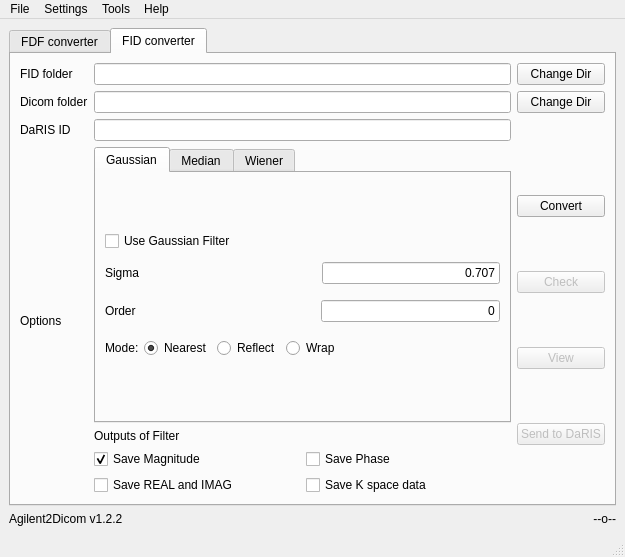
Before: the Qt Designer form Agilent2DicomQt.ui in maeager/Agilent2Dicom, drawn with Qt 5.
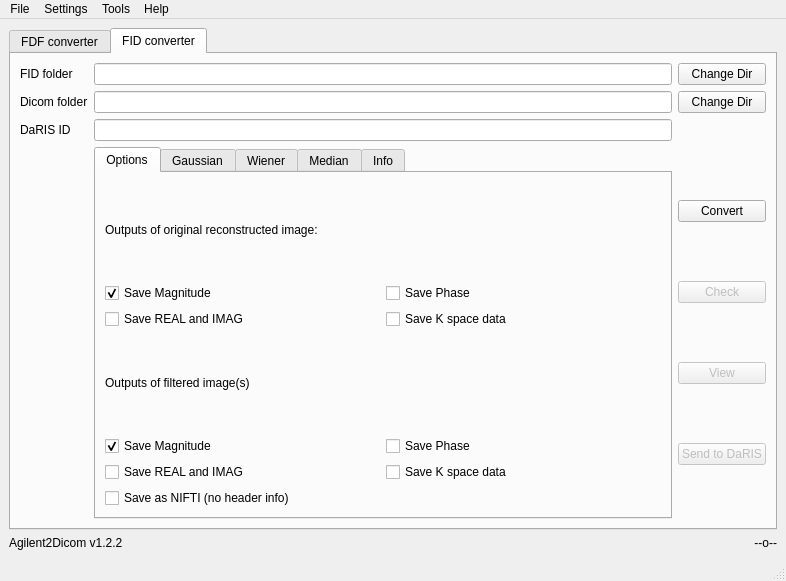
After: the same form once the commit is applied. The open tabs and pages were chosen to show the change.

Commit message: Agilent2DicomQt upgraded. Info and Output FID tabs added. Diffusion and multiecho removed.

Diff of the .ui file:
```diff
--- a/Agilent2DicomQt.ui
+++ b/Agilent2DicomQt.ui
@@ -6,8 +6,8 @@
    <rect>
     <x>0</x>
     <y>0</y>
-    <width>625</width>
-    <height>557</height>
+    <width>786</width>
+    <height>581</height>
    </rect>
   </property>
   <property name="windowTitle">
@@ -366,13 +366,6 @@
             </property>
            </widget>
           </item>
-          <item row="3" column="1">
-           <widget class="QLabel" name="label_23">
-            <property name="text">
-             <string>Options</string>
-            </property>
-           </widget>
-          </item>
           <item row="0" column="3">
            <widget class="QPushButton" name="pushButton_changefid">
             <property name="toolTip">
@@ -515,6 +508,134 @@
               <property name="currentIndex">
                <number>0</number>
               </property>
+              <widget class="QWidget" name="tab_7">
+               <attribute name="title">
+                <string>Options</string>
+               </attribute>
+               <layout class="QVBoxLayout" name="verticalLayout_22">
+                <item>
+                 <layout class="QGridLayout" name="gridLayout_2">
+                  <item row="6" column="0">
+                   <layout class="QHBoxLayout" name="horizontalLayout_36">
+                    <item>
+                     <widget class="QCheckBox" name="checkBox_reimag">
+                      <property name="text">
+                       <string>Save REAL and IMAG</string>
+                      </property>
+                     </widget>
+                    </item>
+                    <item>
+                     <widget class="QCheckBox" name="checkBox_ksp">
+                      <property name="text">
+                       <string>Save K space data</string>
+                      </property>
+                     </widget>
+                    </item>
+                   </layout>
+                  </item>
+                  <item row="3" column="0">
+                   <layout class="QHBoxLayout" name="horizontalLayout_37">
+                    <item>
+                     <widget class="QCheckBox" name="checkBox_reimag_raw">
+                      <property name="text">
+                       <string>Save REAL and IMAG</string>
+                      </property>
+                     </widget>
+                    </item>
+                    <item>
+                     <widget class="QCheckBox" name="checkBox_ksp_raw">
+                      <property name="text">
+                       <string>Save K space data</string>
+                      </property>
+                     </widget>
+                    </item>
+                   </layout>
+                  </item>
+                  <item row="4" column="0">
+                   <widget class="QLabel" name="label_36">
+                    <property name="toolTip">
+                     <string>Outputs saved as &quot;&lt;dicom folder&gt;-&lt;filter type&gt;-&lt;magn or pha or real or imag&gt;.dcm&quot;.  K-space data is saved to MATLAB mat file &quot;&lt;dicom folder&gt;-&lt;ksp&gt;.mat&quot;</string>
+                    </property>
+                    <property name="text">
+                     <string>Outputs of filtered image(s)</string>
+                    </property>
+                   </widget>
+                  </item>
+                  <item row="1" column="0">
+                   <widget class="QLabel" name="label_38">
+                    <property name="toolTip">
+                     <string>Outputs saved as &quot;&lt;dicom folder&gt;-&lt;filter type&gt;-&lt;magn or pha or real or imag&gt;.dcm&quot;.  K-space data is saved to MATLAB mat file &quot;&lt;dicom folder&gt;-&lt;ksp&gt;.mat&quot;</string>
+                    </property>
+                    <property name="text">
+                     <string>Outputs of original reconstructed image:</string>
+                    </property>
+                   </widget>
+                  </item>
+                  <item row="5" column="0">
+                   <layout class="QHBoxLayout" name="horizontalLayout_35">
+                    <item>
+                     <widget class="QCheckBox" name="checkBox_magn">
+                      <property name="enabled">
+                       <bool>true</bool>
+                      </property>
+                      <property name="text">
+                       <string>Save Magnitude</string>
+                      </property>
+                      <property name="checkable">
+                       <bool>true</bool>
+                      </property>
+                      <property name="checked">
+                       <bool>true</bool>
+                      </property>
+                     </widget>
+                    </item>
+                    <item>
+                     <widget class="QCheckBox" name="checkBox_pha">
+                      <property name="text">
+                       <string>Save Phase</string>
+                      </property>
+                     </widget>
+                    </item>
+                   </layout>
+                  </item>
+                  <item row="2" column="0">
+                   <layout class="QHBoxLayout" name="horizontalLayout_38">
+                    <item>
+                     <widget class="QCheckBox" name="checkBox_magn_raw">
+                      <property name="enabled">
+                       <bool>true</bool>
+                      </property>
+                      <property name="text">
+                       <string>Save Magnitude</string>
+                      </property>
+                      <property name="checkable">
+                       <bool>true</bool>
+                      </property>
+                      <property name="checked">
+                       <bool>true</bool>
+                      </property>
+                     </widget>
+                    </item>
+                    <item>
+                     <widget class="QCheckBox" name="checkBox_pha_raw">
+                      <property name="text">
+                       <string>Save Phase</string>
+                      </property>
+                     </widget>
+                    </item>
+                   </layout>
+                  </item>
+                  <item row="7" column="0">
+                   <widget class="QCheckBox" name="checkBox_2">
+                    <property name="text">
+                     <string>Save as NIFTI (no header info)</string>
+                    </property>
+                   </widget>
+                  </item>
+                 </layout>
+                </item>
+               </layout>
+              </widget>
               <widget class="QWidget" name="tab_3">
                <attribute name="title">
                 <string>Gaussian</string>
@@ -535,7 +656,7 @@
                     </property>
                    </layout>
                   </item>
-                  <item row="2" column="0">
+                  <item row="3" column="0">
                    <layout class="QHBoxLayout" name="horizontalLayout_32" stretch="0,0,0">
                     <property name="spacing">
                      <number>5</number>
@@ -593,8 +714,8 @@
                     </item>
                    </layout>
                   </item>
-                  <item row="1" column="0">
-                   <layout class="QHBoxLayout" name="horizontalLayout_33" stretch="0,0,0">
+                  <item row="2" column="0">
+                   <layout class="QHBoxLayout" name="horizontalLayout_33" stretch="0,0,0,0">
                     <property name="spacing">
                      <number>5</number>
                     </property>
@@ -643,7 +764,7 @@
                        <enum>Qt::RightToLeft</enum>
                       </property>
                       <property name="text">
-                       <string>0.707</string>
+                       <string>0.707,0.707,0.707</string>
                       </property>
                       <property name="alignment">
                        <set>Qt::AlignRight|Qt::AlignTrailing|Qt::AlignVCenter</set>
@@ -652,19 +773,7 @@
                     </item>
                    </layout>
                   </item>
-                  <item row="0" column="0">
-                   <widget class="QCheckBox" name="checkBox_gaussian">
-                    <property name="toolTip">
-                     <string> scipy.ndimage.filters.gaussian_filter(input, sigma, order=0, output=None, mode='reflect', cval=0.0, truncate=4.0)[source]
-
-    Multidimensional Gaussian filter.</string>
-                    </property>
-                    <property name="text">
-                     <string>Use Gaussian Filter</string>
-                    </property>
-                   </widget>
-                  </item>
-                  <item row="3" column="0">
+                  <item row="4" column="0">
                    <layout class="QHBoxLayout" name="horizontalLayout_34" stretch="0,0,0,0,0">
                     <property name="spacing">
                      <number>5</number>
@@ -726,35 +835,10 @@
                     </item>
                    </layout>
                   </item>
-                 </layout>
-                </item>
-               </layout>
-              </widget>
-              <widget class="QWidget" name="tab_4">
-               <attribute name="title">
-                <string>Median</string>
-               </attribute>
-               <layout class="QVBoxLayout" name="verticalLayout_14">
-                <item>
-                 <layout class="QVBoxLayout" name="verticalLayout_9">
-                  <item>
-                   <widget class="QCheckBox" name="checkBox_median">
-                    <property name="toolTip">
-                     <string>scipy.ndimage.filters.median_filter¶
-
-scipy.ndimage.filters.median_filter(input, size=None, footprint=None, output=None, mode='reflect', cval=0.0, origin=0)[source]
-
-    Calculates a multidimensional median filter.</string>
-                    </property>
-                    <property name="text">
-                     <string>Use Median Filter</string>
-                    </property>
-                   </widget>
-                  </item>
-                  <item>
-                   <layout class="QHBoxLayout" name="horizontalLayout_41">
+                  <item row="0" column="0">
+                   <layout class="QHBoxLayout" name="horizontalLayout">
                     <item>
-                     <widget class="QLabel" name="label_33">
+                     <widget class="QCheckBox" name="checkBox_gaussian">
                       <property name="toolTip">
                        <string>     
 
@@ -772,10 +856,7 @@
 </string>
                       </property>
                       <property name="text">
-                       <string>Window Size(s)</string>
-                      </property>
-                      <property name="buddy">
-                       <cstring>lineEdit_median_size</cstring>
+                       <string>Use 3D Gaussian filter</string>
                       </property>
                      </widget>
                     </item>
@@ -973,63 +1054,138 @@
                 </item>
                </layout>
               </widget>
+              <widget class="QWidget" name="tab_4">
+               <attribute name="title">
+                <string>Median</string>
+               </attribute>
+               <layout class="QVBoxLayout" name="verticalLayout_14">
+                <item>
+                 <layout class="QVBoxLayout" name="verticalLayout_9">
+                  <item>
+                   <widget class="QCheckBox" name="checkBox_median">
+                    <property name="toolTip">
+                     <string>scipy.ndimage.filters.median_filter¶
+
+scipy.ndimage.filters.median_filter(input, size=None, footprint=None, output=None, mode='reflect', cval=0.0, origin=0)[source]
+
+    Calculates a multidimensional median filter.</string>
+                    </property>
+                    <property name="text">
+                     <string>Use Median Filter</string>
+                    </property>
+                   </widget>
+                  </item>
+                  <item>
+                   <layout class="QHBoxLayout" name="horizontalLayout_41">
+                    <item>
+                     <widget class="QLabel" name="label_33">
+                      <property name="toolTip">
+                       <string>     
+
+size : scalar or tuple, optional
+
+    See footprint, below
+
+footprint : array, optional
+
+    Either size or footprint must be defined. size gives the shape that is taken from the input array, at every element position,
+ to define the input to the filter function. footprint is a boolean array that specifies (implicitly) a shape,
+ but also which of the elements within this shape will get passed to the filter function. Thus size=(n,m) is equivalent to footprint=np.ones((n,m)).
+ We adjust size to the number of dimensions of the input array, so that, if the input array is shape (10,10,10),
+ and size is 2, then the actual size used is (2,2,2).
+</string>
+                      </property>
+                      <property name="text">
+                       <string>Window Size(s)</string>
+                      </property>
+                      <property name="buddy">
+                       <cstring>lineEdit_median_size</cstring>
+                      </property>
+                     </widget>
+                    </item>
+                    <item>
+                     <spacer name="horizontalSpacer_10">
+                      <property name="orientation">
+                       <enum>Qt::Horizontal</enum>
+                      </property>
+                      <property name="sizeHint" stdset="0">
+                       <size>
+                        <width>40</width>
+                        <height>20</height>
+                       </size>
+                      </property>
+                     </spacer>
+                    </item>
+                    <item>
+                     <widget class="QLineEdit" name="lineEdit_median_size">
+                      <property name="toolTip">
+                       <string>     
+
+size : scalar or tuple, optional
+
+    See footprint, below
+
+footprint : array, optional
+
+    Either size or footprint must be defined. size gives the shape that is taken from the input array, at every element position,
+ to define the input to the filter function. footprint is a boolean array that specifies (implicitly) a shape,
+ but also which of the elements within this shape will get passed to the filter function. Thus size=(n,m) is equivalent to footprint=np.ones((n,m)).
+ We adjust size to the number of dimensions of the input array, so that, if the input array is shape (10,10,10),
+ and size is 2, then the actual size used is (2,2,2).
+</string>
+                      </property>
+                      <property name="layoutDirection">
+                       <enum>Qt::RightToLeft</enum>
+                      </property>
+                      <property name="text">
+                       <string>5</string>
+                      </property>
+                      <property name="alignment">
+                       <set>Qt::AlignRight|Qt::AlignTrailing|Qt::AlignVCenter</set>
+                      </property>
+                     </widget>
+                    </item>
+                   </layout>
+                  </item>
+                 </layout>
+                </item>
+               </layout>
+              </widget>
+              <widget class="QWidget" name="tab">
+               <attribute name="title">
+                <string>Info</string>
+               </attribute>
+               <layout class="QVBoxLayout" name="verticalLayout_12">
+                <item>
+                 <widget class="QScrollArea" name="scrollArea_4">
+                  <property name="widgetResizable">
+                   <bool>true</bool>
+                  </property>
+                  <widget class="QWidget" name="scrollAreaWidgetContents_4">
+                   <property name="geometry">
+                    <rect>
+                     <x>0</x>
+                     <y>0</y>
+                     <width>427</width>
+                     <height>255</height>
+                    </rect>
+                   </property>
+                   <layout class="QVBoxLayout" name="verticalLayout_21">
+                    <item>
+                     <widget class="QLabel" name="FIDprocparInfo">
+                      <property name="text">
+                       <string/>
+                      </property>
+                     </widget>
+                    </item>
+                   </layout>
+                  </widget>
+                 </widget>
+                </item>
+               </layout>
+              </widget>
              </widget>
             </item>
-            <item>
-             <widget class="QLabel" name="label_36">
-              <property name="toolTip">
-               <string>Outputs saved as &quot;&lt;dicom folder&gt;-&lt;filter type&gt;-&lt;magn or pha or real or imag&gt;.dcm&quot;.  K-space data is saved to MATLAB mat file &quot;&lt;dicom folder&gt;-&lt;ksp&gt;.mat&quot;</string>
-              </property>
-              <property name="text">
-               <string>Outputs of Filter</string>
-              </property>
-             </widget>
-            </item>
-            <item>
-             <layout class="QHBoxLayout" name="horizontalLayout_35">
-              <item>
-               <widget class="QCheckBox" name="checkBox_magn">
-                <property name="enabled">
-                 <bool>true</bool>
-                </property>
-                <property name="text">
-                 <string>Save Magnitude</string>
-                </property>
-                <property name="checkable">
-                 <bool>true</bool>
-                </property>
-                <property name="checked">
-                 <bool>true</bool>
-                </property>
-               </widget>
-              </item>
-              <item>
-               <widget class="QCheckBox" name="checkBox_pha">
-                <property name="text">
-                 <string>Save Phase</string>
-                </property>
-               </widget>
-              </item>
-             </layout>
-            </item>
-            <item>
-             <layout class="QHBoxLayout" name="horizontalLayout_36">
-              <item>
-               <widget class="QCheckBox" name="checkBox_reimag">
-                <property name="text">
-                 <string>Save REAL and IMAG</string>
-                </property>
-               </widget>
-              </item>
-              <item>
-               <widget class="QCheckBox" name="checkBox_ksp">
-                <property name="text">
-                 <string>Save K space data</string>
-                </property>
-               </widget>
-              </item>
-             </layout>
-            </item>
            </layout>
           </item>
          </layout>
@@ -1081,7 +1237,7 @@
     <rect>
      <x>0</x>
      <y>0</y>
-     <width>625</width>
+     <width>786</width>
      <height>22</height>
     </rect>
    </property>
```
Left out of the diff: 333 changed lines with no effect on the pictures. The commit also changes 1 other file.
